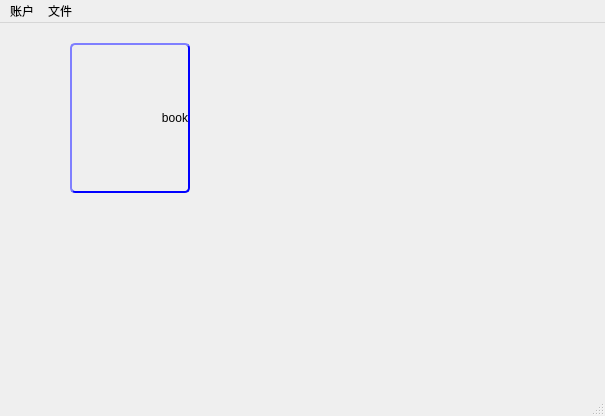
This is code/MacReader/mainwindow.ui in ZhouShaoLong/MacReader as Qt 5 draws it before an edit. The edited form follows.
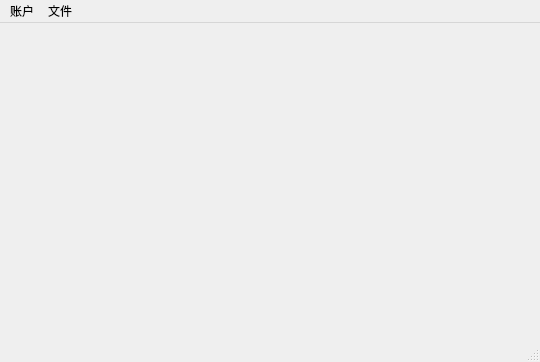
This is the edited form. Icons and pictures are not drawn.

The edit to the form file:
```diff
--- a/code/MacReader/mainwindow.ui
+++ b/code/MacReader/mainwindow.ui
@@ -6,8 +6,8 @@
    <rect>
     <x>0</x>
     <y>0</y>
-    <width>605</width>
-    <height>416</height>
+    <width>540</width>
+    <height>362</height>
    </rect>
   </property>
   <property name="windowTitle">
@@ -18,50 +18,13 @@
 	border-image:url(:/image/book/Bookshelf.png)
 }</string>
   </property>
-  <widget class="QWidget" name="centralWidget">
-   <widget class="QPushButton" name="book1">
-    <property name="geometry">
-     <rect>
-      <x>70</x>
-      <y>20</y>
-      <width>120</width>
-      <height>150</height>
-     </rect>
-    </property>
-    <property name="minimumSize">
-     <size>
-      <width>120</width>
-      <height>150</height>
-     </size>
-    </property>
-    <property name="maximumSize">
-     <size>
-      <width>120</width>
-      <height>150</height>
-     </size>
-    </property>
-    <property name="styleSheet">
-     <string notr="true">QPushButton {
-	border-image:url(:/image/book/fm2.png);
-	border-style: outset;
-	border-width:2px;
-	border-color: blue;
-	border-radius:5px;
-	text-align : right;
-	text-top:20px;
-}</string>
-    </property>
-    <property name="text">
-     <string>book</string>
-    </property>
-   </widget>
-  </widget>
+  <widget class="QWidget" name="centralWidget"/>
   <widget class="QMenuBar" name="menuBar">
    <property name="geometry">
     <rect>
      <x>0</x>
      <y>0</y>
-     <width>605</width>
+     <width>540</width>
      <height>22</height>
     </rect>
    </property>
```
Left out of the diff: 21 changed lines with no effect on the pictures.
